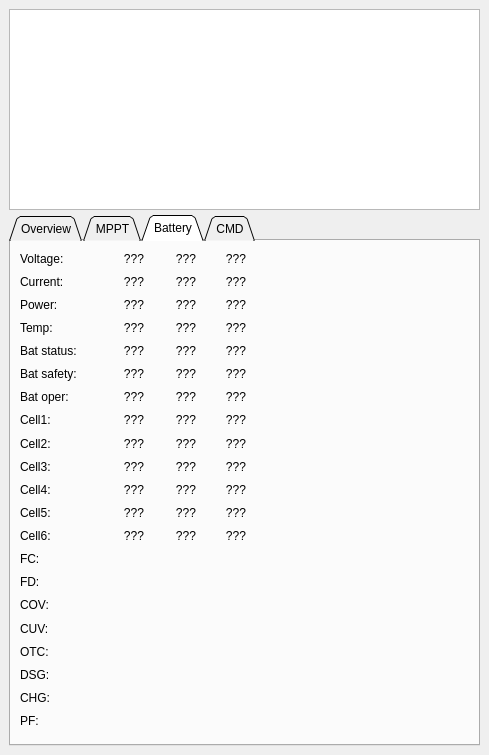
Before: the Qt Designer form src/ui/EnergyBudget.ui in ethz-asl/qgc_asl, drawn with Qt 5.
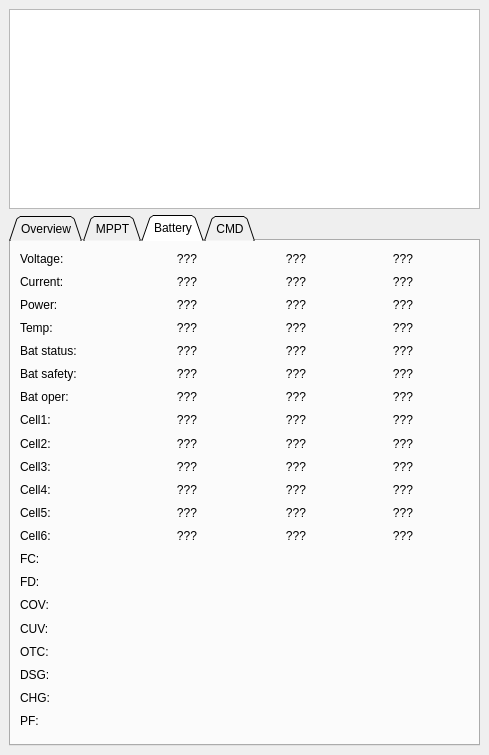
After: the same form once the commit is applied. The open tabs and pages were chosen to show the change. Custom widgets are drawn as their Qt base class.

What changed in the file:
```diff
--- a/src/ui/EnergyBudget.ui
+++ b/src/ui/EnergyBudget.ui
@@ -19,9 +19,15 @@
      <x>9</x>
      <y>9</y>
      <width>471</width>
-     <height>201</height>
+     <height>200</height>
     </rect>
    </property>
+   <property name="sizePolicy">
+    <sizepolicy hsizetype="Expanding" vsizetype="Expanding">
+     <horstretch>0</horstretch>
+     <verstretch>0</verstretch>
+    </sizepolicy>
+   </property>
    <property name="minimumSize">
     <size>
      <width>250</width>
@@ -627,7 +633,7 @@
     <widget class="QLabel" name="bat1VLabel">
      <property name="geometry">
       <rect>
-       <x>98</x>
+       <x>151</x>
        <y>9</y>
        <width>50</width>
        <height>17</height>
@@ -643,7 +649,7 @@
     <widget class="QLabel" name="bat2VLabel">
      <property name="geometry">
       <rect>
-       <x>150</x>
+       <x>260</x>
        <y>9</y>
        <width>50</width>
        <height>17</height>
@@ -659,7 +665,7 @@
     <widget class="QLabel" name="bat3VLabel">
      <property name="geometry">
       <rect>
-       <x>200</x>
+       <x>367</x>
        <y>9</y>
        <width>50</width>
        <height>17</height>
@@ -688,7 +694,7 @@
     <widget class="QLabel" name="bat1ALabel">
      <property name="geometry">
       <rect>
-       <x>98</x>
+       <x>151</x>
        <y>32</y>
        <width>50</width>
        <height>17</height>
@@ -704,7 +710,7 @@
     <widget class="QLabel" name="bat2ALabel">
      <property name="geometry">
       <rect>
-       <x>150</x>
+       <x>260</x>
        <y>32</y>
        <width>50</width>
        <height>17</height>
@@ -720,7 +726,7 @@
     <widget class="QLabel" name="bat3ALabel">
      <property name="geometry">
       <rect>
-       <x>200</x>
+       <x>367</x>
        <y>32</y>
        <width>50</width>
        <height>17</height>
@@ -749,7 +755,7 @@
     <widget class="QLabel" name="bat1PowerLabel">
      <property name="geometry">
       <rect>
-       <x>98</x>
+       <x>151</x>
        <y>55</y>
        <width>50</width>
        <height>17</height>
@@ -765,7 +771,7 @@
     <widget class="QLabel" name="bat2PowerLabel">
      <property name="geometry">
       <rect>
-       <x>150</x>
+       <x>260</x>
        <y>55</y>
        <width>50</width>
        <height>17</height>
@@ -781,7 +787,7 @@
     <widget class="QLabel" name="bat3PowerLabel">
      <property name="geometry">
       <rect>
-       <x>200</x>
+       <x>367</x>
        <y>55</y>
        <width>50</width>
        <height>17</height>
@@ -810,7 +816,7 @@
     <widget class="QLabel" name="bat1TempLabel">
      <property name="geometry">
       <rect>
-       <x>98</x>
+       <x>151</x>
        <y>78</y>
        <width>50</width>
        <height>17</height>
@@ -826,7 +832,7 @@
     <widget class="QLabel" name="bat2TempLabel">
      <property name="geometry">
       <rect>
-       <x>150</x>
+       <x>260</x>
        <y>78</y>
        <width>50</width>
        <height>17</height>
@@ -842,7 +848,7 @@
     <widget class="QLabel" name="bat3TempLabel">
      <property name="geometry">
       <rect>
-       <x>200</x>
+       <x>367</x>
        <y>78</y>
        <width>50</width>
        <height>17</height>
@@ -871,7 +877,7 @@
     <widget class="QLabel" name="bat1StatLabel">
      <property name="geometry">
       <rect>
-       <x>98</x>
+       <x>151</x>
        <y>101</y>
        <width>50</width>
        <height>17</height>
@@ -887,7 +893,7 @@
     <widget class="QLabel" name="bat2StatLabel">
      <property name="geometry">
       <rect>
-       <x>150</x>
+       <x>260</x>
        <y>101</y>
        <width>50</width>
        <height>17</height>
@@ -903,7 +909,7 @@
     <widget class="QLabel" name="bat3StatLabel">
      <property name="geometry">
       <rect>
-       <x>200</x>
+       <x>367</x>
        <y>101</y>
        <width>50</width>
        <height>17</height>
@@ -932,7 +938,7 @@
     <widget class="QLabel" name="bat1SafetyLabel">
      <property name="geometry">
       <rect>
-       <x>98</x>
+       <x>151</x>
        <y>124</y>
        <width>50</width>
        <height>17</height>
@@ -948,7 +954,7 @@
     <widget class="QLabel" name="bat2SafetyLabel">
      <property name="geometry">
       <rect>
-       <x>150</x>
+       <x>260</x>
        <y>124</y>
        <width>50</width>
        <height>17</height>
@@ -964,7 +970,7 @@
     <widget class="QLabel" name="bat3SafetyLabel">
      <property name="geometry">
       <rect>
-       <x>200</x>
+       <x>367</x>
        <y>124</y>
        <width>50</width>
        <height>17</height>
@@ -993,7 +999,7 @@
     <widget class="QLabel" name="bat1Cell1Label">
      <property name="geometry">
       <rect>
-       <x>98</x>
+       <x>151</x>
        <y>170</y>
        <width>50</width>
        <height>17</height>
@@ -1009,7 +1015,7 @@
     <widget class="QLabel" name="bat2Cell1Label">
      <property name="geometry">
       <rect>
-       <x>150</x>
+       <x>260</x>
        <y>170</y>
        <width>50</width>
        <height>17</height>
@@ -1025,7 +1031,7 @@
     <widget class="QLabel" name="bat3Cell1Label">
      <property name="geometry">
       <rect>
-       <x>200</x>
+       <x>367</x>
        <y>170</y>
        <width>50</width>
        <height>17</height>
@@ -1054,7 +1060,7 @@
     <widget class="QLabel" name="bat1Cell2Label">
      <property name="geometry">
       <rect>
-       <x>98</x>
+       <x>151</x>
        <y>194</y>
        <width>50</width>
        <height>17</height>
@@ -1070,7 +1076,7 @@
     <widget class="QLabel" name="bat2Cell2Label">
      <property name="geometry">
       <rect>
-       <x>150</x>
+       <x>260</x>
        <y>194</y>
        <width>50</width>
        <height>17</height>
@@ -1086,7 +1092,7 @@
     <widget class="QLabel" name="bat3Cell2Label">
      <property name="geometry">
       <rect>
-       <x>200</x>
+       <x>367</x>
        <y>194</y>
        <width>50</width>
        <height>17</height>
@@ -1115,7 +1121,7 @@
     <widget class="QLabel" name="bat1Cell3Label">
      <property name="geometry">
       <rect>
-       <x>98</x>
+       <x>151</x>
        <y>217</y>
        <width>50</width>
        <height>17</height>
@@ -1131,7 +1137,7 @@
     <widget class="QLabel" name="bat2Cell3Label">
      <property name="geometry">
       <rect>
-       <x>150</x>
+       <x>260</x>
        <y>217</y>
        <width>50</width>
        <height>17</height>
@@ -1147,7 +1153,7 @@
     <widget class="QLabel" name="bat3Cell3Label">
      <property name="geometry">
       <rect>
-       <x>200</x>
+       <x>367</x>
        <y>217</y>
        <width>50</width>
        <height>17</height>
@@ -1176,7 +1182,7 @@
     <widget class="QLabel" name="bat1Cell4Label">
      <property name="geometry">
       <rect>
-       <x>98</x>
+       <x>151</x>
        <y>240</y>
        <width>50</width>
        <height>17</height>
@@ -1192,7 +1198,7 @@
     <widget class="QLabel" name="bat2Cell4Label">
      <property name="geometry">
       <rect>
-       <x>150</x>
+       <x>260</x>
        <y>240</y>
        <width>50</width>
        <height>17</height>
@@ -1208,7 +1214,7 @@
     <widget class="QLabel" name="bat3Cell4Label">
      <property name="geometry">
       <rect>
-       <x>200</x>
+       <x>367</x>
        <y>240</y>
        <width>50</width>
        <height>17</height>
@@ -1237,7 +1243,7 @@
     <widget class="QLabel" name="bat1Cell5Label">
      <property name="geometry">
       <rect>
-       <x>98</x>
+       <x>151</x>
        <y>263</y>
        <width>50</width>
        <height>17</height>
@@ -1253,7 +1259,7 @@
     <widget class="QLabel" name="bat2Cell5Label">
      <property name="geometry">
       <rect>
-       <x>150</x>
+       <x>260</x>
        <y>263</y>
        <width>50</width>
        <height>17</height>
@@ -1269,7 +1275,7 @@
     <widget class="QLabel" name="bat3Cell5Label">
      <property name="geometry">
       <rect>
-       <x>200</x>
+       <x>367</x>
        <y>263</y>
        <width>50</width>
        <height>17</height>
@@ -1298,7 +1304,7 @@
     <widget class="QLabel" name="bat1Cell6Label">
      <property name="geometry">
       <rect>
-       <x>98</x>
+       <x>151</x>
        <y>286</y>
        <width>50</width>
        <height>17</height>
@@ -1314,7 +1320,7 @@
     <widget class="QLabel" name="bat2Cell6Label">
      <property name="geometry">
       <rect>
-       <x>150</x>
+       <x>260</x>
        <y>286</y>
        <width>50</width>
        <height>17</height>
@@ -1330,7 +1336,7 @@
     <widget class="QLabel" name="bat3Cell6Label">
      <property name="geometry">
       <rect>
-       <x>200</x>
+       <x>367</x>
        <y>286</y>
        <width>50</width>
        <height>17</height>
@@ -1450,7 +1456,7 @@
     <widget class="LED" name="bat1FDLed" native="true">
      <property name="geometry">
       <rect>
-       <x>114</x>
+       <x>167</x>
        <y>332</y>
        <width>21</width>
        <height>21</height>
@@ -1473,7 +1479,7 @@
     <widget class="LED" name="bat2FDLed" native="true">
      <property name="geometry">
       <rect>
-       <x>165</x>
+       <x>275</x>
        <y>332</y>
        <width>21</width>
        <height>21</height>
@@ -1496,7 +1502,7 @@
     <widget class="LED" name="bat3FDLed" native="true">
      <property name="geometry">
       <rect>
-       <x>214</x>
+       <x>381</x>
        <y>332</y>
        <width>21</width>
        <height>21</height>
@@ -1519,7 +1525,7 @@
     <widget class="LED" name="bat3COVLed" native="true">
      <property name="geometry">
       <rect>
-       <x>214</x>
+       <x>381</x>
        <y>355</y>
        <width>21</width>
        <height>21</height>
@@ -1542,7 +1548,7 @@
     <widget class="LED" name="bat1COVLed" native="true">
      <property name="geometry">
       <rect>
-       <x>114</x>
+       <x>167</x>
        <y>355</y>
        <width>21</width>
        <height>21</height>
@@ -1565,7 +1571,7 @@
     <widget class="LED" name="bat2COVLed" native="true">
      <property name="geometry">
       <rect>
-       <x>165</x>
+       <x>275</x>
        <y>355</y>
        <width>21</width>
        <height>21</height>
@@ -1588,7 +1594,7 @@
     <widget class="LED" name="bat2CUVLed" native="true">
      <property name="geometry">
       <rect>
-       <x>165</x>
+       <x>275</x>
        <y>379</y>
        <width>21</width>
        <height>21</height>
@@ -1611,7 +1617,7 @@
     <widget class="LED" name="bat3CUVLed" native="true">
      <property name="geometry">
       <rect>
-       <x>214</x>
+       <x>381</x>
        <y>379</y>
        <width>21</width>
        <height>21</height>
@@ -1634,7 +1640,7 @@
     <widget class="LED" name="bat1CUVLed" native="true">
      <property name="geometry">
       <rect>
-       <x>114</x>
+       <x>167</x>
        <y>379</y>
        <width>21</width>
        <height>21</height>
@@ -1657,7 +1663,7 @@
     <widget class="LED" name="bat3OTCLed" native="true">
      <property name="geometry">
       <rect>
-       <x>214</x>
+       <x>381</x>
        <y>402</y>
        <width>21</width>
        <height>21</height>
@@ -1680,7 +1686,7 @@
     <widget class="LED" name="bat2DSGLed" native="true">
      <property name="geometry">
       <rect>
-       <x>165</x>
+       <x>275</x>
        <y>425</y>
        <width>21</width>
        <height>21</height>
@@ -1703,7 +1709,7 @@
     <widget class="LED" name="bat3DSGLed" native="true">
      <property name="geometry">
       <rect>
-       <x>214</x>
+       <x>381</x>
        <y>425</y>
        <width>21</width>
        <height>21</height>
@@ -1726,7 +1732,7 @@
     <widget class="LED" name="bat1OTCLed" native="true">
      <property name="geometry">
       <rect>
-       <x>114</x>
+       <x>167</x>
        <y>402</y>
        <width>21</width>
        <height>21</height>
@@ -1749,7 +1755,7 @@
     <widget class="LED" name="bat1CHGLed" native="true">
      <property name="geometry">
       <rect>
-       <x>114</x>
+       <x>167</x>
        <y>448</y>
        <width>21</width>
        <height>21</height>
@@ -1772,7 +1778,7 @@
     <widget class="LED" name="bat3CHGLed" native="true">
      <property name="geometry">
       <rect>
-       <x>214</x>
+       <x>381</x>
        <y>448</y>
        <width>21</width>
        <height>21</height>
@@ -1795,7 +1801,7 @@
     <widget class="LED" name="bat1DSGLed" native="true">
      <property name="geometry">
       <rect>
-       <x>114</x>
+       <x>167</x>
        <y>425</y>
        <width>21</width>
        <height>21</height>
@@ -1818,7 +1824,7 @@
     <widget class="LED" name="bat2CHGLed" native="true">
      <property name="geometry">
       <rect>
-       <x>165</x>
+       <x>275</x>
        <y>448</y>
        <width>21</width>
        <height>21</height>
@@ -1841,7 +1847,7 @@
     <widget class="LED" name="bat2OTCLed" native="true">
      <property name="geometry">
       <rect>
-       <x>165</x>
+       <x>275</x>
        <y>402</y>
        <width>21</width>
        <height>21</height>
@@ -1864,7 +1870,7 @@
     <widget class="LED" name="bat1PFLed" native="true">
      <property name="geometry">
       <rect>
-       <x>114</x>
+       <x>167</x>
        <y>471</y>
        <width>21</width>
        <height>21</height>
@@ -1887,7 +1893,7 @@
     <widget class="LED" name="bat3PFLed" native="true">
      <property name="geometry">
       <rect>
-       <x>214</x>
+       <x>381</x>
        <y>471</y>
        <width>21</width>
        <height>21</height>
@@ -1910,7 +1916,7 @@
     <widget class="LED" name="bat2PFLed" native="true">
      <property name="geometry">
       <rect>
-       <x>165</x>
+       <x>275</x>
        <y>471</y>
        <width>21</width>
        <height>21</height>
@@ -1933,7 +1939,7 @@
     <widget class="LED" name="bat3FCLed" native="true">
      <property name="geometry">
       <rect>
-       <x>214</x>
+       <x>381</x>
        <y>309</y>
        <width>21</width>
        <height>21</height>
@@ -1956,7 +1962,7 @@
     <widget class="LED" name="bat1FCLed" native="true">
      <property name="geometry">
       <rect>
-       <x>114</x>
+       <x>167</x>
        <y>309</y>
        <width>21</width>
        <height>21</height>
@@ -1979,7 +1985,7 @@
     <widget class="LED" name="bat2FCLed" native="true">
      <property name="geometry">
       <rect>
-       <x>165</x>
+       <x>275</x>
        <y>309</y>
        <width>21</width>
        <height>21</height>
@@ -2002,7 +2008,7 @@
     <widget class="QLabel" name="bat2OperLabel">
      <property name="geometry">
       <rect>
-       <x>150</x>
+       <x>260</x>
        <y>147</y>
        <width>50</width>
        <height>17</height>
@@ -2031,7 +2037,7 @@
     <widget class="QLabel" name="bat1OperLabel">
      <property name="geometry">
       <rect>
-       <x>98</x>
+       <x>151</x>
        <y>147</y>
        <width>50</width>
        <height>17</height>
@@ -2047,7 +2053,7 @@
     <widget class="QLabel" name="bat3HFLabel_2">
      <property name="geometry">
       <rect>
-       <x>200</x>
+       <x>367</x>
        <y>147</y>
        <width>50</width>
        <height>17</height>
```
Left out of the diff: 7 changed lines with no effect on the pictures.
